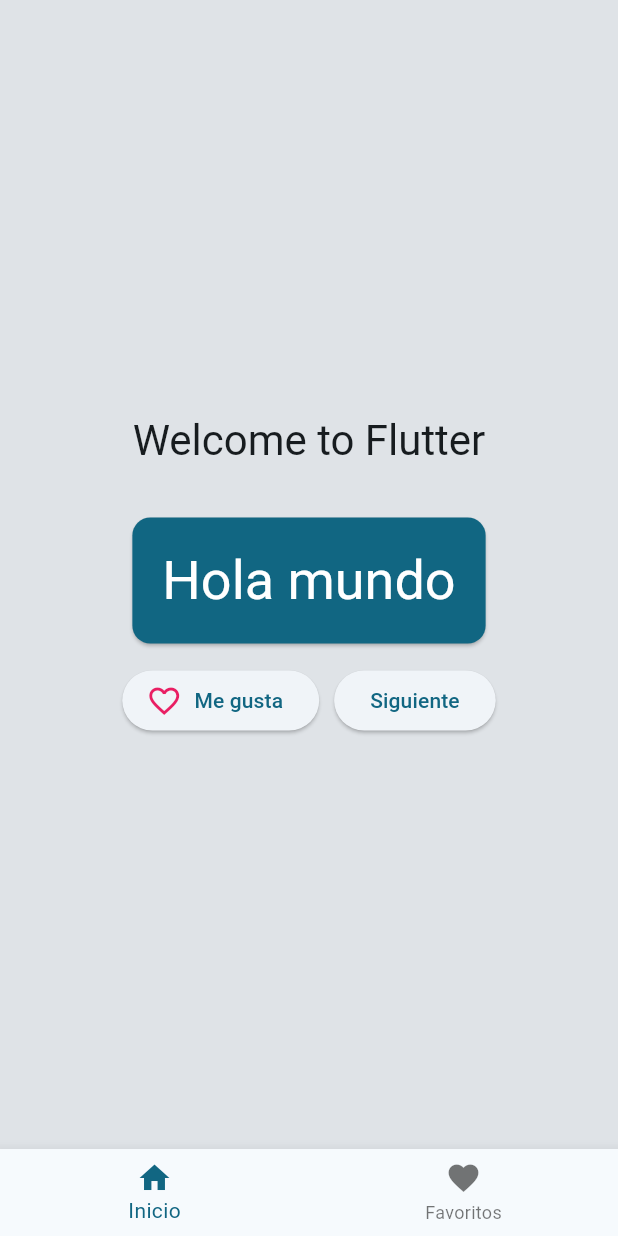
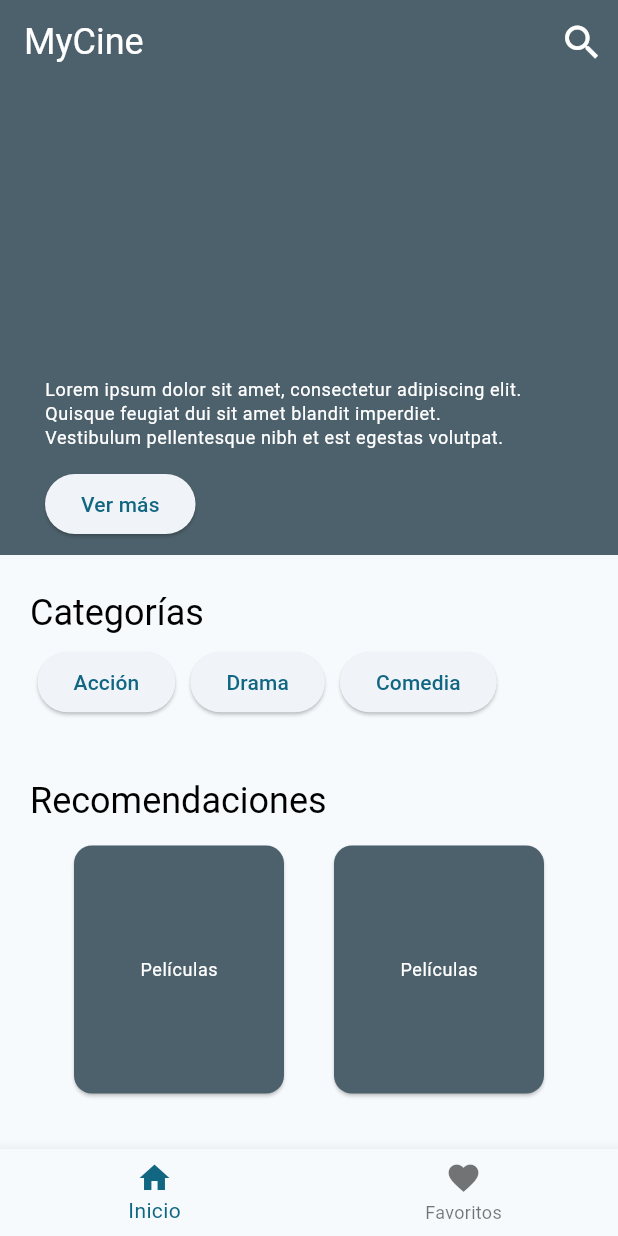
Before and after one commit to IsabelMP23/myCine-app, a Flutter app: the screen it shows after launch, on a phone screen of 412 x 824 dp. Run offline on Flutter 3.47's test engine with Material 3 defaults, Android fonts, the light colour scheme and no system bars.

Commit message:
Modificar Home (Crear contendor, stack, columns, rows)

```diff
--- a/lib/main.dart
+++ b/lib/main.dart
@@ -26,35 +26,7 @@
 }
 
 class MyAppState extends ChangeNotifier {
-  var actual = 'Hola mundo';
-
-  var saludo = [
-    'Hola mundo',
-    'Hello world',
-    'Bonjour le monde',
-    "Olá mundo",
-    "Salve mundi",
-    "你好世界",
-    "Hallo welt",
-  ];
-
-  final random = Random();
-
-  void getNext() {
-    actual = saludo[random.nextInt(saludo.length)];
-    notifyListeners();
-  }
-
-  var favorites = <String> [];
-
-  void toggleFavorite() {
-    if (favorites.contains(actual)) {
-      favorites.remove(actual);
-    } else {
-      favorites.add(actual);
-    }
-    notifyListeners();
-  }
+  notifyListeners();
 }
 
 class MyHomePage extends StatefulWidget {
@@ -72,7 +44,7 @@
     Widget page;
     switch (selectedIndex) {
       case 0:
-        page = GeneratorPage();
+        page = HomePage();
         break;
       case 1:
         page = FavoritesPage();
@@ -116,7 +88,7 @@
             ),
           );
         } else {
-             return Scaffold(
+          return Scaffold(
             body: Row(
               children: [
                 SafeArea(
@@ -150,52 +122,156 @@
   }
 }
 
-class GeneratorPage extends StatelessWidget {
+class HomePage extends StatelessWidget {
   @override
   Widget build(BuildContext context) {
-    var appState = context.watch<MyAppState>();
-    var titleText = Theme.of(context).textTheme.headlineMedium;
-    var pair = appState.actual;
+    var titleText = Theme.of(context).textTheme.headlineSmall!.copyWith(
+          color: Colors.white,
+        );
 
-    IconData icon;
-    if (appState.favorites.contains(pair)) {
-      icon = Icons.favorite;
-    } else {
-      icon = Icons.favorite_border;
-    }
+    var textDescription = Theme.of(context).textTheme.bodySmall!.copyWith(
+          color: Colors.white,
+        );
+    var description = "Lorem ipsum dolor sit amet, consectetur adipiscing elit. Quisque feugiat dui sit amet blandit imperdiet. Vestibulum pellentesque nibh et est egestas volutpat.";
 
-    return Center(
-      child: Column(
-        mainAxisAlignment: MainAxisAlignment.center,
-        children: [
-          Text("Welcome to Flutter", style: titleText),
-          SizedBox(height: 30),
-          BigCard(pair: pair),
-          SizedBox(height: 10),
-          Row(
-            mainAxisSize: MainAxisSize.min,
+
+    return Scaffold(
+        extendBodyBehindAppBar: true,
+        appBar: AppBar(
+          title: Text('MyCine', style: titleText),
+          backgroundColor: Colors.transparent,
+          actions: [
+            IconButton(
+              icon: Icon(Icons.search),
+              onPressed: () {},
+              color: Colors.white,
+              iconSize: 30,
+            ),
+          ],
+        ),
+        body: Column(
+          crossAxisAlignment: CrossAxisAlignment.stretch,
+          children: [
+            Flexible(
+              flex: 3,
+              child: Stack(children: [
+                Container(
+                  padding: EdgeInsets.all(50),
+                  color: Theme.of(context).colorScheme.secondary,
+                  height: 370,
+                ),
+                Positioned(
+                    left: 30,
+                    bottom: 70,
+                    width: 320,
+                    child:
+                        Text(description, style: textDescription, maxLines: 3, softWrap: true, overflow: TextOverflow.ellipsis)),
+                Positioned(
+                    left: 30,
+                    bottom: 10,
+                    child: ElevatedButton(
+                        onPressed: () {}, child: Text('Ver más'))),
+              ]),
+            ),
+            Flexible(
+              flex: 1,
+              child: Container(
+                padding: EdgeInsets.all(20),
+                child: Categories(),
+              ),
+            ),
+            Flexible(
+              flex: 2,
+              child: Container(
+                padding: EdgeInsets.all(20),
+                child: Recommend(),
+              ),
+            ),
+          ],
+        ));
+  }
+}
+
+class Categories extends StatelessWidget {
+  const Categories({
+    super.key,
+  });
+
+  @override
+  Widget build(BuildContext context) {
+    var theme = Theme.of(context);
+    var style = theme.textTheme.headlineSmall!.copyWith(
+      color: Colors.black,
+    );
+
+    return Column(
+      crossAxisAlignment: CrossAxisAlignment.start,
+      mainAxisAlignment: MainAxisAlignment.center,
+      children: [
+        Text('Categorías', style: style, semanticsLabel: 'Categorías'),
+        SizedBox(height: 10),
+        SizedBox(
+          height: 40,
+          child: ListView(
+            scrollDirection: Axis.horizontal,
             children: [
-              ElevatedButton.icon(
-                onPressed: appState.toggleFavorite,
-                icon: Icon(
-                  icon,
-                  color: Colors.pink,
-                  size: 24.0,
-                  semanticLabel: "Favoritos",
+              Padding(
+                padding: const EdgeInsets.symmetric(horizontal: 5.0),
+                child: ElevatedButton(
+                  onPressed: () {},
+                  child: Text('Acción'),
                 ),
-                label: Text('Me gusta'),
               ),
-              SizedBox(width: 10),
-              ElevatedButton(
-                onPressed: () {
-                  appState.getNext();
-                },
-                child: Text('Siguiente'),
+              Padding(
+                padding: const EdgeInsets.symmetric(horizontal: 5.0),
+                child: ElevatedButton(
+                  onPressed: () {},
+                  child: Text('Drama'),
+                ),
+              ),
+              Padding(
+                padding: const EdgeInsets.symmetric(horizontal: 5.0),
+                child: ElevatedButton(
+                  onPressed: () {},
+                  child: Text('Comedia'),
+                ),
               ),
             ],
           ),
-        ],
-      ),
+        ),
+      ],
+    );
+  }
+}
+
+class Recommend extends StatelessWidget {
+  const Recommend({
+    super.key,
+  });
+
+  @override
+  Widget build(BuildContext context) {
+    var theme = Theme.of(context);
+    var style = theme.textTheme.headlineSmall!.copyWith(
+      color: Colors.black,
+    );
+
+    return Column(
+      crossAxisAlignment: CrossAxisAlignment.start,
+      children: [
+        Text('Recomendaciones', style: style),
+        SizedBox(height: 10),
+        Expanded(
+          child: Row(
+            mainAxisAlignment: MainAxisAlignment.spaceEvenly,
+            crossAxisAlignment: CrossAxisAlignment.start,
+            children: [
+              BigCard(),
+              BigCard(),
+            ],
+          ),
+        ),
+      ],
     );
   }
 }
@@ -203,26 +279,27 @@
 class BigCard extends StatelessWidget {
   const BigCard({
     super.key,
-    required this.pair,
   });
-
-  final String pair;
 
   @override
   Widget build(BuildContext context) {
     var theme = Theme.of(context);
-    var style = theme.textTheme.displaySmall!.copyWith(
-      color: theme.colorScheme.onPrimary,
+    var style = theme.textTheme.bodySmall!.copyWith(
+      color: Colors.white,
     );
 
     return Card(
-      color: theme.colorScheme.primary,
-      child: Padding(
-        padding: const EdgeInsets.all(20),
-        child: Text(
-          pair,
-          style: style,
-          semanticsLabel: pair,
+      color: theme.colorScheme.secondary,
+      clipBehavior: Clip.hardEdge,
+      child: InkWell(
+        splashColor: Colors.blue.withAlpha(30),
+        onTap: () {
+          debugPrint('Card tapped.');
+        },
+        child: SizedBox(
+          width: 140,
+          height: 200,
+          child: Center(child: Text('Películas', style: style)),
         ),
       ),
     );
@@ -234,24 +311,14 @@
   Widget build(BuildContext context) {
     var appState = context.watch<MyAppState>();
 
-    if (appState.favorites.isEmpty) {
-      return Center(
-        child: Text('Aun no tiene favoritos.'),
-      );
-    }
-
     return ListView(
       children: [
-        Padding(
-          padding: const EdgeInsets.all(20),
-          child: Text('Tienes '
-              '${appState.favorites.length} favoritos:'),
+        Center(
+          child: Padding(
+            padding: const EdgeInsets.all(20),
+            child: Text('Tienes 0 favoritos:'),
+          ),
         ),
-        for (var pair in appState.favorites)
-          ListTile(
-            leading: Icon(Icons.favorite),
-            title: Text(pair),
-          ),
       ],
     );
   }
```
